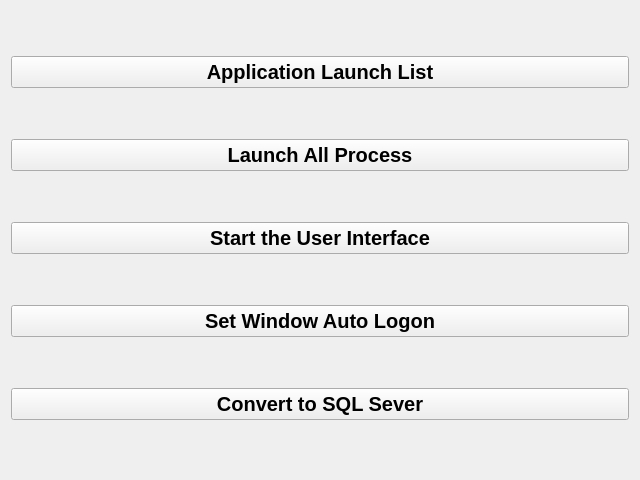
Qt form elitebridge_ui_file/process.ui (SaiSawant1/EliteBridgeAdmin) before a commit.
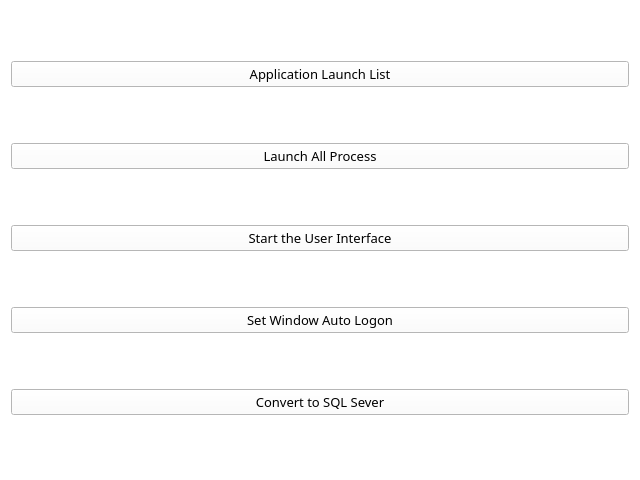
The same form after that commit.

Diff of the .ui file:
```diff
--- a/elitebridge_ui_file/process.ui
+++ b/elitebridge_ui_file/process.ui
@@ -13,13 +13,20 @@
   <property name="windowTitle">
    <string>Form</string>
   </property>
+  <property name="styleSheet">
+   <string notr="true">background-color:white;
+color:black;
+font: 300 10pt &quot;Segoe UI Light&quot;;</string>
+  </property>
   <layout class="QVBoxLayout" name="verticalLayout">
    <item>
     <widget class="QPushButton" name="pushButton_4">
      <property name="font">
       <font>
-       <pointsize>15</pointsize>
-       <bold>true</bold>
+       <family>Segoe UI Light</family>
+       <pointsize>10</pointsize>
+       <italic>false</italic>
+       <bold>false</bold>
       </font>
      </property>
      <property name="text">
@@ -31,8 +38,10 @@
     <widget class="QPushButton" name="pushButton_3">
      <property name="font">
       <font>
-       <pointsize>15</pointsize>
-       <bold>true</bold>
+       <family>Segoe UI Light</family>
+       <pointsize>10</pointsize>
+       <italic>false</italic>
+       <bold>false</bold>
       </font>
      </property>
      <property name="text">
@@ -44,8 +53,10 @@
     <widget class="QPushButton" name="pushButton">
      <property name="font">
       <font>
-       <pointsize>15</pointsize>
-       <bold>true</bold>
+       <family>Segoe UI Light</family>
+       <pointsize>10</pointsize>
+       <italic>false</italic>
+       <bold>false</bold>
       </font>
      </property>
      <property name="text">
@@ -57,8 +68,10 @@
     <widget class="QPushButton" name="pushButton_5">
      <property name="font">
       <font>
-       <pointsize>15</pointsize>
-       <bold>true</bold>
+       <family>Segoe UI Light</family>
+       <pointsize>10</pointsize>
+       <italic>false</italic>
+       <bold>false</bold>
       </font>
      </property>
      <property name="text">
@@ -70,8 +83,10 @@
     <widget class="QPushButton" name="pushButton_2">
      <property name="font">
       <font>
-       <pointsize>15</pointsize>
-       <bold>true</bold>
+       <family>Segoe UI Light</family>
+       <pointsize>10</pointsize>
+       <italic>false</italic>
+       <bold>false</bold>
       </font>
      </property>
      <property name="text">
```
